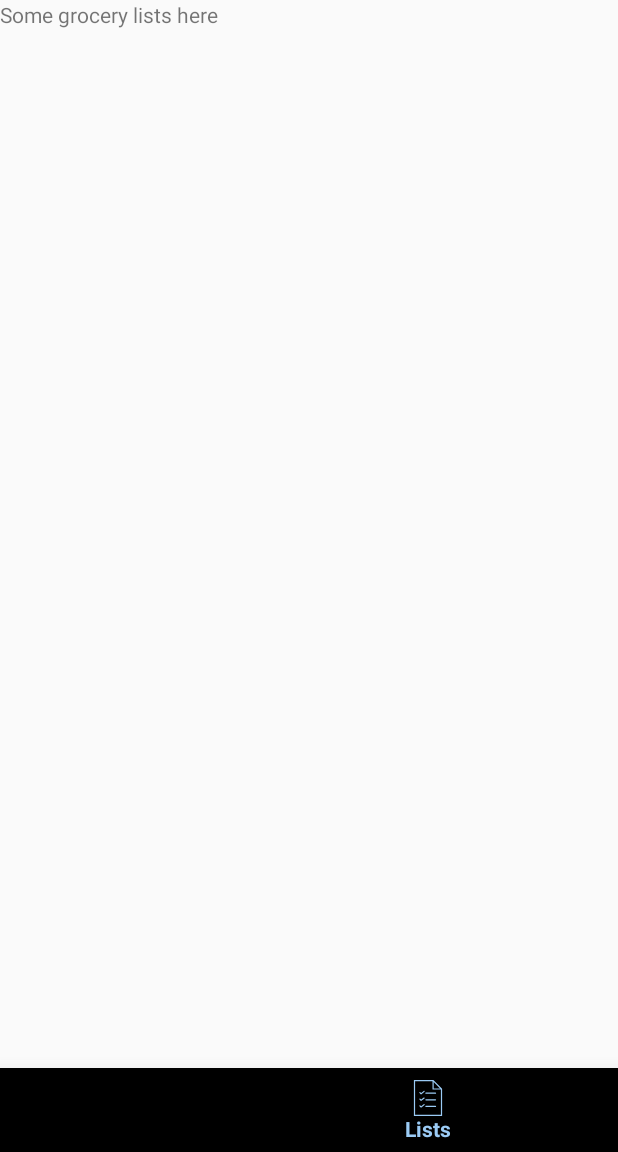
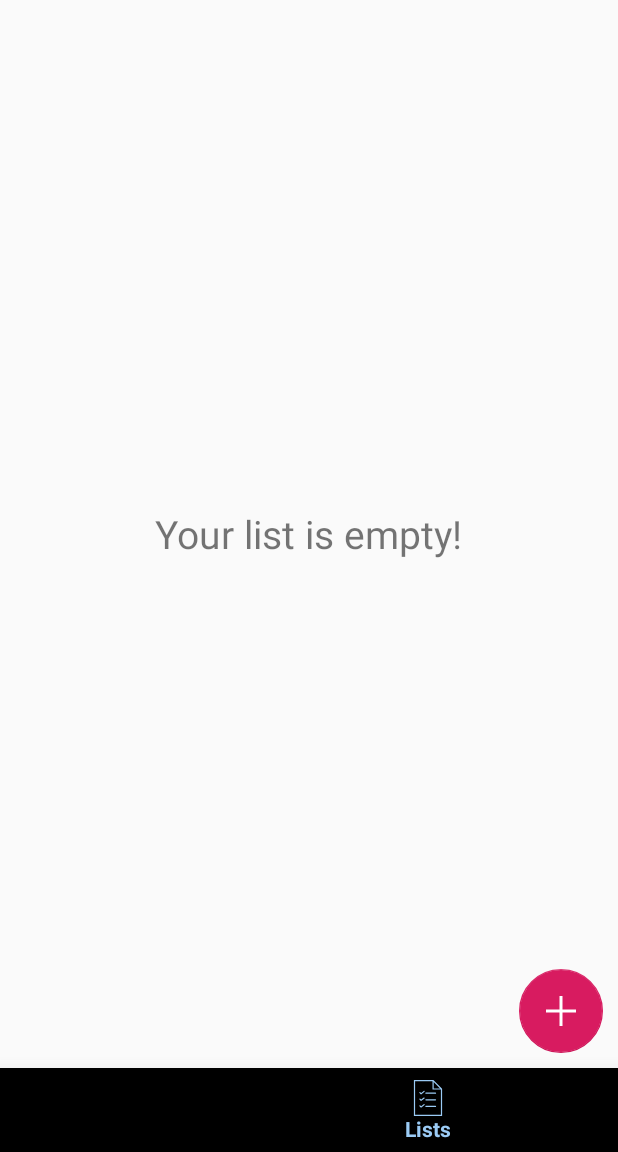
Before and after one commit to nerdyGinger/FoodManagementApp, an Android app: the screen it shows after launch (MainActivity), item 4 of the bottom bar chosen, on a phone screen of 412 x 824 dp, the part 84-1236 px from its top. Run offline under Robolectric (Android 15) with nearby library versions, the phone set to English and light mode, and no system bars; our stand-ins replace Room's generated code.

Commit message:
Added rv to lists fragment

```diff
--- a/app/src/main/java/apps/nerdyginger/pocketpantry/EmptyRecyclerView.java
+++ b/app/src/main/java/apps/nerdyginger/pocketpantry/EmptyRecyclerView.java
@@ -14,6 +14,10 @@ import androidx.recyclerview.widget.RecyclerView;
  * A class to make empty RecyclerViews a little bit more user-friendly.
  * Thanks to:
  * https://alexzh.com/2017/02/05/how-to-setemptyview-to-recyclerview/
+ *
+ * NOTE1: MUST set adapter before calling setEmptyView to avoid issues
+ * NOTE2: Adding animation to empty view will help with jerky data filling
+ *        (empty view appears for split second before data)
  */
 public class EmptyRecyclerView extends RecyclerView {
     private View emptyView;
--- a/app/src/main/java/apps/nerdyginger/pocketpantry/ListsFragment.java
+++ b/app/src/main/java/apps/nerdyginger/pocketpantry/ListsFragment.java
@@ -26,7 +26,14 @@ public class ListsFragment extends Fragment {
     public View onCreateView(LayoutInflater inflater, ViewGroup container,
                              Bundle savedInstanceState) {
         // Inflate the layout for this fragment
-        return inflater.inflate(R.layout.fragment_lists_fragement, container, false);
+        View view =  inflater.inflate(R.layout.fragment_lists, container, false);
+
+        // Get views
+        EmptyRecyclerView rv = view.findViewById(R.id.listRecycler);
+        //set adapter
+        //rv.setEmptyView(view.findViewById(R.id.listEmptyMessage));
+
+        return view;
     }
 
     @Override
--- /dev/null
+++ b/app/src/main/res/layout/fragment_lists.xml
@@ -0,0 +1,38 @@
+<?xml version="1.0" encoding="utf-8"?>
+<androidx.coordinatorlayout.widget.CoordinatorLayout
+    xmlns:android="http://schemas.android.com/apk/res/android"
+    xmlns:tools="http://schemas.android.com/tools"
+    android:layout_width="match_parent"
+    android:layout_height="match_parent"
+    xmlns:app="http://schemas.android.com/apk/res-auto"
+    tools:context=".ListsFragment">
+
+    <apps.nerdyginger.pocketpantry.EmptyRecyclerView
+        android:id="@+id/listRecycler"
+        android:layout_width="match_parent"
+        android:layout_height="match_parent"
+        />
+
+    <TextView
+        android:id="@+id/listEmptyMessage"
+        android:layout_width="wrap_content"
+        android:layout_height="wrap_content"
+        android:layout_gravity="center"
+        android:textSize="26sp"
+        android:text="Your list is empty!"
+        />
+
+    <!-- To be a sort or add button? -->
+    <com.google.android.material.floatingactionbutton.FloatingActionButton
+        android:id="@+id/listFloatingAddBtn"
+        android:layout_width="wrap_content"
+        android:layout_height="wrap_content"
+        android:layout_margin="10dp"
+        android:layout_gravity="bottom|end"
+        android:src="@drawable/plus96px"
+        android:elevation="0dp"
+        app:elevation="0dp"
+        app:backgroundTint="@color/colorAccent"
+        />
+
+</androidx.coordinatorlayout.widget.CoordinatorLayout>
--- a/app/src/main/res/layout/fragment_lists_fragement.xml
+++ /dev/null
@@ -1,14 +0,0 @@
-<?xml version="1.0" encoding="utf-8"?>
-<FrameLayout xmlns:android="http://schemas.android.com/apk/res/android"
-    xmlns:tools="http://schemas.android.com/tools"
-    android:layout_width="match_parent"
-    android:layout_height="match_parent"
-    tools:context=".ListsFragment">
-
-    <!-- TODO: Update blank fragment layout -->
-    <TextView
-        android:layout_width="match_parent"
-        android:layout_height="match_parent"
-        android:text="Some grocery lists here" />
-
-</FrameLayout>
```
